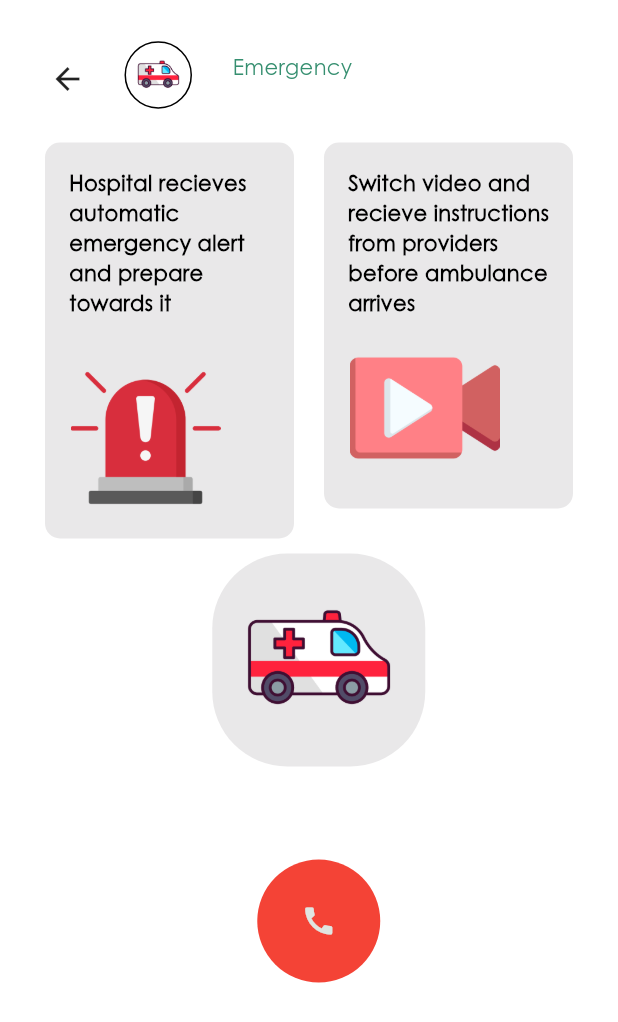
After one commit to janim2/telehealth, a Flutter app: the Dashboard screen opened by its route, after a tap on "Emergency Ambulance Service", on a phone screen of 412 x 824 dp. The commit adds this screen. Shown: the top 1022 px of the screen. Run offline on Flutter 3.47's test engine with Material 2 defaults, Android fonts, the light colour scheme and no system bars; our stand-ins replace device_preview, flutter_bloc, fluttertoast, go_router.

Commit message:
🐝 added emergency and blood donation screens to the dsahboard. I have added the emergency screen. Its left with the blood donation one.

```diff
--- a/lib/src/features/dashboard/presentation/views/dashboard.dart
+++ b/lib/src/features/dashboard/presentation/views/dashboard.dart
@@ -49,6 +49,13 @@ class _DashboardState extends State<Dashboard> {
                     height: 80,
                   ),
                   CircularImageTextMenuItem(
+                    menuLabel: "Emergency Ambulance Service",
+                    circularImageSource: "assets/images/ambulance.png",
+                    action: () {
+                      context.push("/emergency");
+                    },
+                  ),
+                  CircularImageTextMenuItem(
                     menuLabel: "Health Related Educational Materials",
                     circularImageSource: "assets/images/medicine.jpg",
                     action: () {
@@ -84,6 +91,13 @@ class _DashboardState extends State<Dashboard> {
                     },
                   ),
                   CircularImageTextMenuItem(
+                    menuLabel: "Blood Donation",
+                    circularImageSource: "assets/images/blood-drop.png",
+                    action: () {
+                      context.push("/secure_messaging");
+                    },
+                  ),
+                  CircularImageTextMenuItem(
                     action: () {
                       context.push("/");
                     },
--- /dev/null
+++ b/lib/src/features/emergency/presentation/views/emergency.dart
@@ -0,0 +1,98 @@
+import 'package:flutter/material.dart';
+import 'package:go_router/go_router.dart';
+import 'package:telehealth/core/utils/colors.dart';
+import 'package:telehealth/src/features/dashboard/presentation/widgets/circular_structure_with_widget_inside.dart';
+import 'package:telehealth/src/features/health_related/widgets/health_info_card.dart';
+import 'package:telehealth/src/features/health_related/widgets/my_nav_bar.dart';
+
+class EmergencyScreen extends StatefulWidget {
+  const EmergencyScreen({super.key});
+
+  @override
+  State<EmergencyScreen> createState() => _DashboardState();
+}
+
+class _DashboardState extends State<EmergencyScreen> {
+  @override
+  Widget build(BuildContext context) {
+    return Scaffold(
+      backgroundColor: Colors.white,
+      body: ListView(
+        children: [
+          SafeArea(
+            child: Container(
+              padding: const EdgeInsets.all(20),
+              child: Column(
+                mainAxisAlignment: MainAxisAlignment.center,
+                children: [
+                  const MyNavbar(
+                      navLabel: "Emergency",
+                      imageSource: "assets/images/ambulance.png"),
+                  Row(
+                    crossAxisAlignment: CrossAxisAlignment.start,
+                    children: <Widget>[
+                      Expanded(
+                          flex: 1,
+                          child: HealthInfoCard(
+                            imageLink: "assets/images/alarm.png",
+                            textonCard:
+                                "Hospital recieves automatic emergency alert and prepare towards it\n",
+                            action: () {
+                              context.push(
+                                  "/health_info_details/${"Healthy Eating and Nutrition"}");
+                            },
+                          )),
+                      Expanded(
+                          flex: 1,
+                          child: HealthInfoCard(
+                            imageLink: "assets/images/video-player.png",
+                            textonCard:
+                                "Switch video and recieve instructions from providers before ambulance arrives",
+                            action: () {
+                              context.push(
+                                  "/health_info_details/${"Heart Health"}");
+                            },
+                          )),
+                    ],
+                  ),
+                  Center(
+                    child: CircularStructureWithWidgetInside(
+                      theColor: TheColors.gray,
+                      widget: Padding(
+                        padding: const EdgeInsets.all(12.0),
+                        child: SizedBox(
+                            height: 100,
+                            width: 100,
+                            child: Image.asset("assets/images/ambulance.png")),
+                      ),
+                    ),
+                  ),
+                  const SizedBox(
+                    height: 50,
+                  ),
+                  const Center(
+                    child: CircularStructureWithWidgetInside(
+                      theColor: Colors.red,
+                      widget: Padding(
+                        padding: EdgeInsets.all(12.0),
+                        child: SizedBox(
+                            height: 40,
+                            width: 40,
+                            child: Icon(
+                              Icons.call,
+                              color: TheColors.white,
+                            )),
+                      ),
+                    ),
+                  ),
+                ],
+              ),
+            ),
+          ),
+        ],
+      ),
+      // ],
+      // )
+    );
+  }
+}
--- a/lib/src/router.dart
+++ b/lib/src/router.dart
@@ -14,6 +14,7 @@ import 'package:telehealth/src/features/video_consultation/views/video_consultat
 
 import 'features/appointment/views/appointment_booked.dart';
 import 'features/appointment/views/book_appointments.dart';
+import 'features/emergency/presentation/views/emergency.dart';
 
 final router = GoRouter(
   initialLocation: '/',
@@ -87,6 +88,11 @@ final router = GoRouter(
       path: '/appointment_booked',
       builder: (context, state) => const AppointmentBookedScreen(),
     ),
+    GoRoute(
+      path: '/emergency',
+      builder: (context, state) => const EmergencyScreen(),
+    ),
+
     // GoRoute(
     //     path: '/login',
     //     builder: (context, state) => const LoginPage(),
```
Also changed, not shown: assets/images/alarm.png (added), assets/images/ambulance.png (added), assets/images/blood-drop.png (added), assets/images/video-player.png (added), 3 other files.
